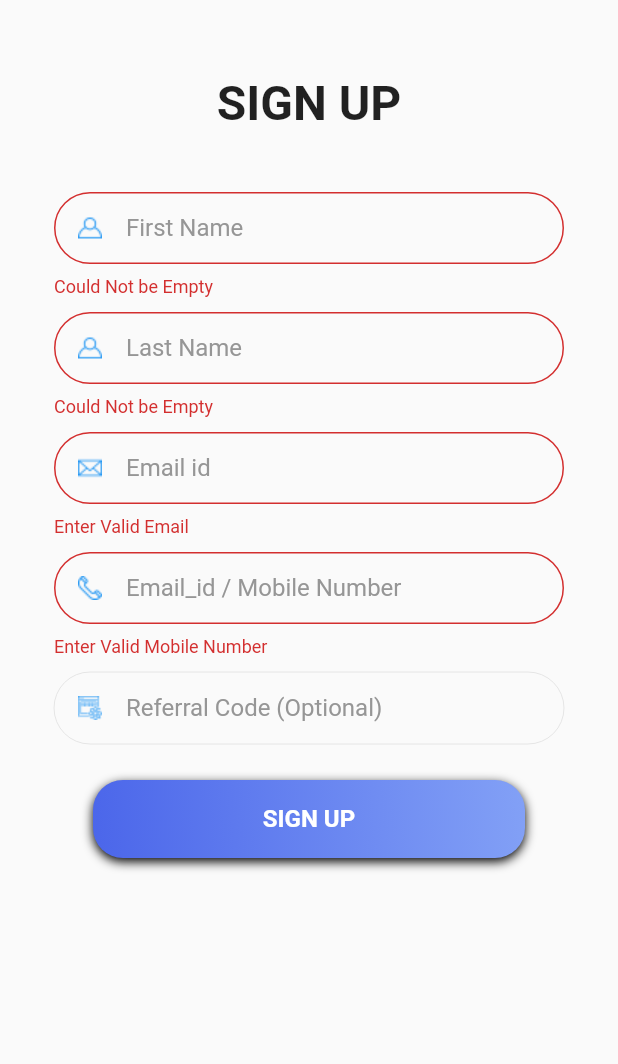
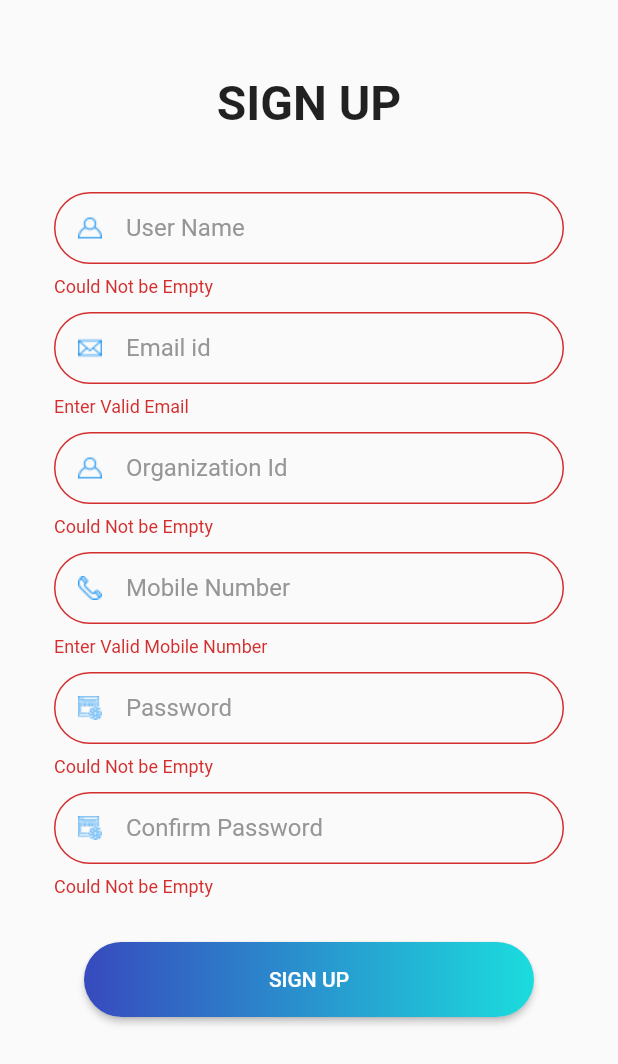
Before and after one commit to deore2018/mapsampleapp, a Flutter app: the SignUpPage screen opened directly, after a tap on "SIGN UP", on a phone screen of 412 x 824 dp. Shown: the top 1064 px of the screen. Run offline on Flutter 3.47's test engine with Material 2 defaults, Android fonts, the phone set to English and light mode, and no system bars; drawn by our look-alikes of gradient_widgets; our stand-ins replace connectivity, google_maps_flutter, progress_dialog, rflutter_alert.

Commit message:
second commit

```diff
--- a/lib/constant/constant_title.dart
+++ b/lib/constant/constant_title.dart
@@ -2,9 +2,11 @@ class S {
   static String hint_input_mobile = "Email_id / Mobile Number";
   static String btn_sign_in = "submit";
   static String title_sign_up = "sign up";
-  static String hint_input_firstName = "First Name";
-  static String hint_input_lastName = "Last Name";
+  static String hint_input_firstName = "User Name";
+  static String hint_input_Mobile = "Mobile Number";
   static String hint_input_email_id = "Email id";
   static String btn_sign_up = "SIGN UP";
   static String hint_input_pswd = "Password";
+  static String hint_input_org_id = "Organization Id";
+  static String hint_input_conf_pswd = "Confirm Password";
 }
--- a/lib/pages/sign_in.dart
+++ b/lib/pages/sign_in.dart
@@ -6,6 +6,7 @@ import 'package:progress_dialog/progress_dialog.dart';
 import 'package:rflutter_alert/rflutter_alert.dart';
 import 'package:samplemap/constant/constant_class.dart';
 import 'package:samplemap/constant/constant_title.dart';
+import 'package:samplemap/pages/sign_up.dart';
 import 'dart:core';
 
 import 'package:samplemap/utils/utils.dart';
@@ -43,9 +44,9 @@ class _SignInPageState extends State<SignInPage> {
         result == ConnectivityResult.wifi) {
       //pr.show();
       //getphoneNumber();
-      // Navigator.of(context).push(
-      //   MaterialPageRoute(builder: (contextTrans) => CollegeConnectPrincipalProfile()),
-      // );
+//       Navigator.of(context).push(
+//         MaterialPageRoute(builder: (contextTrans) => SignUpPage()),
+//       );
     }
   }
 
@@ -124,7 +125,7 @@ class _SignInPageState extends State<SignInPage> {
                       child: TextFormField(
                         autovalidate: _autovalidate,
                         validator: (value) {
-                          return value.isEmpty || value.length < 10
+                          return value.isEmpty
                               ? "Enter Valid username"
                               : null;
                         },
@@ -133,10 +134,7 @@ class _SignInPageState extends State<SignInPage> {
                         textInputAction: TextInputAction.done,
                         obscureText: false,
                         controller: usernamecontroller,
-                        inputFormatters: [
-                          LengthLimitingTextInputFormatter(10),
-                          WhitelistingTextInputFormatter(RegExp("[0-9]")),
-                        ],
+
                         decoration: inputImageDecoration(
                           hintText: S.hint_input_mobile,
                           image: R.image.icon_call,
@@ -174,10 +172,6 @@ class _SignInPageState extends State<SignInPage> {
                         textInputAction: TextInputAction.done,
                         obscureText: false,
                         controller: passwordcontroller,
-                        inputFormatters: [
-                          LengthLimitingTextInputFormatter(10),
-                          WhitelistingTextInputFormatter(RegExp("[0-9]")),
-                        ],
                         decoration: inputImageDecoration(
                           hintText: S.hint_input_pswd,
                           image: R.image.icon_call,
@@ -296,6 +290,9 @@ class _SignInPageState extends State<SignInPage> {
     if (_scaffoldKey.currentState.validate()) {
       _checkInternetConnectivity();
       _scaffoldKey.currentState.save();
+      Navigator.of(context).push(
+        MaterialPageRoute(builder: (contextTrans) => SignUpPage()),
+      );
     } else {
 //    If all data are not valid then start auto validation.
       setState(() {
--- a/lib/pages/sign_up.dart
+++ b/lib/pages/sign_up.dart
@@ -123,30 +123,7 @@ class _SignUpPageState extends State<SignUpPage> {
                   SizedBox(
                     height: 10.0,
                   ),
-                  Container(
-                    child: TextFormField(
-                      controller: lastNamecontroller,
-                      autovalidate: _autoValidate,
-                      textCapitalization: TextCapitalization.words,
-                      style: inputTextStyle(),
-                      validator: (String value) {
-                        return value.isEmpty ? 'Could Not be Empty' : null;
-                      },
-                      textInputAction: TextInputAction.next,
-                      obscureText: false,
-                      decoration: inputImageDecoration(
-                        hintText: S.hint_input_lastName,
-                        image: R.image.ic_name,
-                      ),
-                      inputFormatters: [
-                        WhitelistingTextInputFormatter(RegExp("[A-Za-z]")),
-                      ],
-                    ),
-                    //margin: EdgeInsets.only(bottom: 20),
-                  ),
-                  SizedBox(
-                    height: 10.0,
-                  ),
+
                   Container(
                     child: TextFormField(
                       controller: emailcontroller,
@@ -177,6 +154,31 @@ class _SignUpPageState extends State<SignUpPage> {
                   ),
                   Container(
                     child: TextFormField(
+                      controller: lastNamecontroller,
+                      autovalidate: _autoValidate,
+                      textCapitalization: TextCapitalization.words,
+                      style: inputTextStyle(),
+                      validator: (String value) {
+                        return value.isEmpty ? 'Could Not be Empty' : null;
+                      },
+                      textInputAction: TextInputAction.next,
+                      obscureText: false,
+                      decoration: inputImageDecoration(
+                        hintText: S.hint_input_org_id,
+                        image: R.image.ic_name,
+                      ),
+                      inputFormatters: [
+                        WhitelistingTextInputFormatter(RegExp("[A-Za-z]")),
+                      ],
+                    ),
+                    //margin: EdgeInsets.only(bottom: 20),
+                  ),
+                  SizedBox(
+                    height: 10.0,
+                  ),
+
+                  Container(
+                    child: TextFormField(
                       controller: mobilecontroller,
                       autovalidate: _autoValidate,
                       style: inputTextStyle(),
@@ -189,7 +191,7 @@ class _SignUpPageState extends State<SignUpPage> {
                       keyboardType: TextInputType.number,
                       obscureText: false,
                       decoration: inputImageDecoration(
-                        hintText: S.hint_input_mobile,
+                        hintText: S.hint_input_Mobile,
                         image: R.image.icon_call,
                       ),
                       inputFormatters: [
@@ -208,7 +210,9 @@ class _SignUpPageState extends State<SignUpPage> {
                       autovalidate: _autoValidate,
                       textCapitalization: TextCapitalization.words,
                       style: inputTextStyle(),
-                      validator: (String value) {},
+                      validator: (String value) {
+                        return value.isEmpty ? 'Could Not be Empty' : null;
+                      },
 //                      onChanged: (value) {
 //                        return value.length < 8
 //                            ? " Enter Valid Referral Code"
@@ -217,36 +221,72 @@ class _SignUpPageState extends State<SignUpPage> {
                       textInputAction: TextInputAction.done,
                       keyboardType: TextInputType.text,
                       decoration: inputImageDecoration(
-                        hintText: "Referral Code (Optional)",
+                        hintText: S.hint_input_pswd,
                         image: R.image.ic_code,
                       ),
                       inputFormatters: [
-                        LengthLimitingTextInputFormatter(8),
-                        // WhitelistingTextInputFormatter(RegExp("[0-9]")),
+
+
                       ],
                     ),
                     // margin: EdgeInsets.only(bottom: 20),
                   ),
+                  SizedBox(
+                    height: 10.0,
+                  ),
+                  Container(
+                    child: TextFormField(
+                      controller: referralcodecontroller,
+                      autovalidate: _autoValidate,
+                      textCapitalization: TextCapitalization.words,
+                      style: inputTextStyle(),
+                      validator: (String value) {
+                        return value.isEmpty ? 'Could Not be Empty' : null;
+                      },
+//
+                      textInputAction: TextInputAction.done,
+                      keyboardType: TextInputType.text,
+                      decoration: inputImageDecoration(
+                        hintText: S.hint_input_conf_pswd,
+                        image: R.image.ic_code,
+                      ),
+                      inputFormatters: [
 
+
+                      ],
+                    ),
+                    // margin: EdgeInsets.only(bottom: 20),
+                  ),
+SizedBox(height: 30,),
                   Container(
-                    child: button(
-                        text: S.btn_sign_up.toUpperCase(),
-                        onPressed: () {
-                          _validateInputs();
-                          // if (validateForm()) {
-                          //   pr.show();
-                          //   signupApi();
-
-                          //   // Navigator.of(context).push(MaterialPageRoute(
-                          //   //     builder: (contextTrans) => DashBoard_Page()));
-                          // }
-                          // Navigator.of(context).push(
-                          //   MaterialPageRoute(
-                          //       builder: (contextTrans) => SampleOtp()),
-                          //   // ModalRoute.withName(RouterName.MAIN),
-                          // );
-                        }),
-                    margin: EdgeInsets.only(top: 20, bottom: 20),
+                    height: 50.0,
+                    child: RaisedButton(
+                      onPressed: () {
+                        _validateInputs();
+                      },
+                      shape: RoundedRectangleBorder(borderRadius: BorderRadius.circular(80.0)),
+                      padding: EdgeInsets.all(0.0),
+                      child: Ink(
+                        decoration: BoxDecoration(
+                            gradient: LinearGradient(colors: [Color(0xff374ABE), Color(0xff1BDCDE)],
+                              begin: Alignment.centerLeft,
+                              end: Alignment.centerRight,
+                            ),
+                            borderRadius: BorderRadius.circular(30.0)
+                        ),
+                        child: Container(
+                          constraints: BoxConstraints(maxWidth: 300.0, minHeight: 50.0),
+                          alignment: Alignment.center,
+                          child: Text(
+                            "SIGN UP",
+                            textAlign: TextAlign.center,
+                            style: TextStyle(
+                                color: Colors.white
+                            ),
+                          ),
+                        ),
+                      ),
+                    ),
                   ),
                   // button(
                   //     text: S.of(context).btn_sign_in_facebook.toUpperCase(),
```
